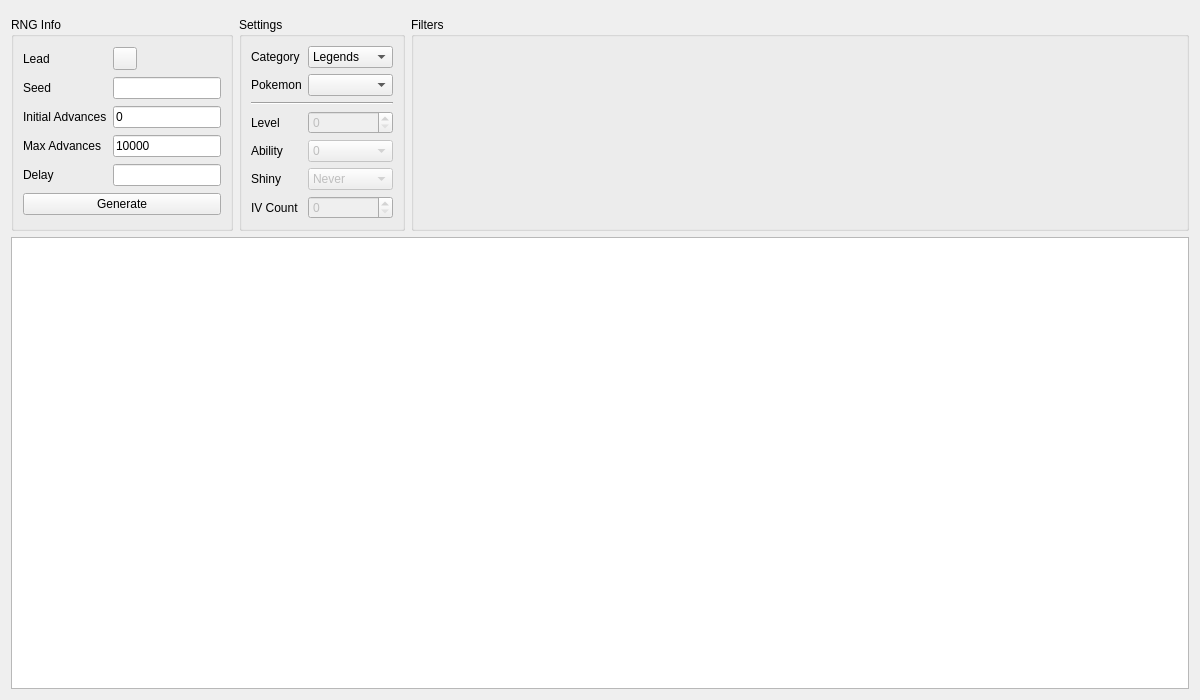
The window that Form/Gen6/Static6.ui (Xenon-Hacks/PokeFinder-GPU) describes before a commit, drawn with Qt 5.
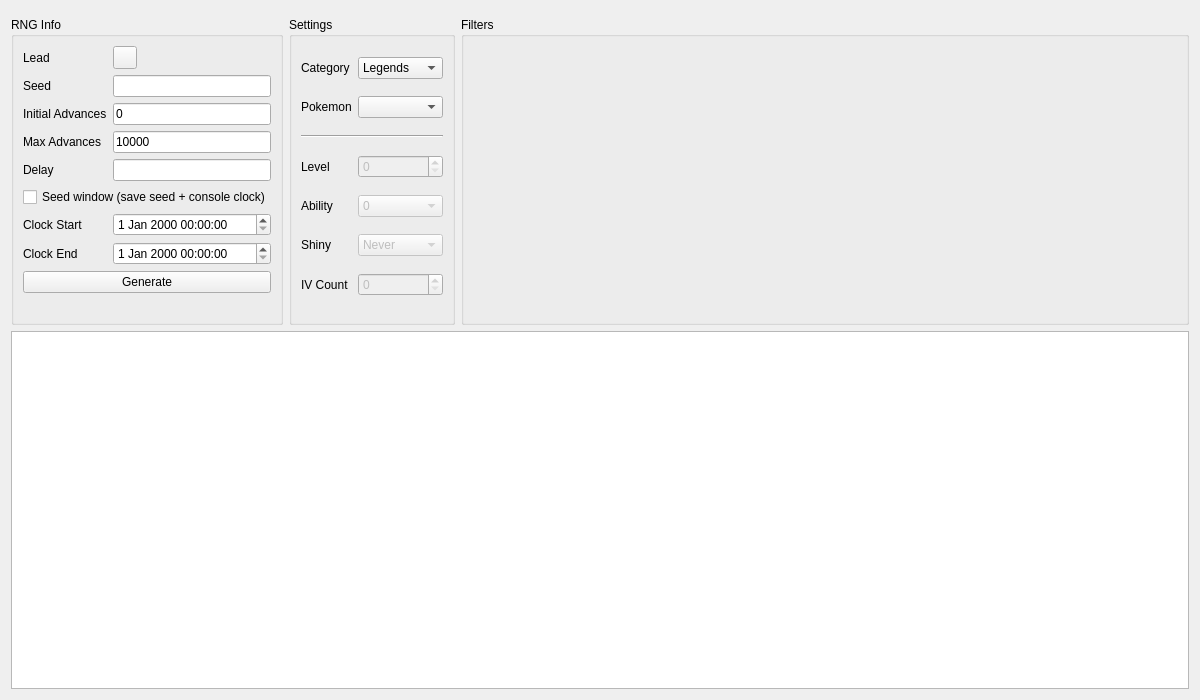
The same window after the commit. Custom widgets are drawn as their Qt base class.

Commit message:
Gen 6: seed window, same-boot narrowing and seed to console time
Static and Wild can generate every seed of a console clock window
(Misc[0x00] + ms) and report how many seeds have a filtered result.
The Seed Finder narrows its candidates with the next catch of the same
boot and lists the console times that produce a seed.

Diff of the .ui file:
```diff
--- a/Form/Gen6/Static6.ui
+++ b/Form/Gen6/Static6.ui
@@ -82,12 +82,42 @@
        <widget class="TextBox" name="textBoxDelay"/>
       </item>
       <item row="6" column="0" colspan="2">
+       <widget class="QCheckBox" name="checkBoxWindow">
+        <property name="text">
+         <string>Seed window (save seed + console clock)</string>
+        </property>
+       </widget>
+      </item>
+      <item row="7" column="0">
+       <widget class="QLabel" name="labelClockStart">
+        <property name="text">
+         <string>Clock Start</string>
+        </property>
+       </widget>
+      </item>
+      <item row="7" column="1">
+       <widget class="QDateTimeEdit" name="dateTimeEditStart"/>
+      </item>
+      <item row="8" column="0">
+       <widget class="QLabel" name="labelClockEnd">
+        <property name="text">
+         <string>Clock End</string>
+        </property>
+       </widget>
+      </item>
+      <item row="8" column="1">
+       <widget class="QDateTimeEdit" name="dateTimeEditEnd"/>
+      </item>
+      <item row="9" column="0" colspan="2">
        <widget class="QPushButton" name="pushButtonGenerate">
         <property name="text">
          <string>Generate</string>
         </property>
        </widget>
       </item>
+      <item row="10" column="0" colspan="2">
+       <widget class="QLabel" name="labelOdds"/>
+      </item>
      </layout>
     </widget>
    </item>
```
The commit also changes 17 other files.
